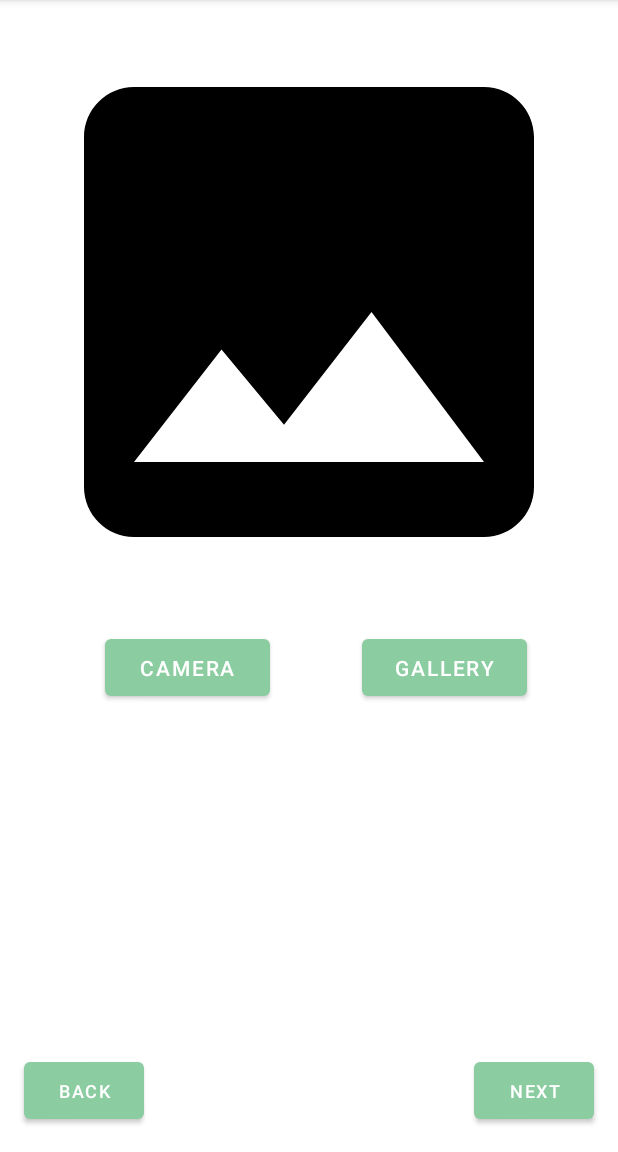
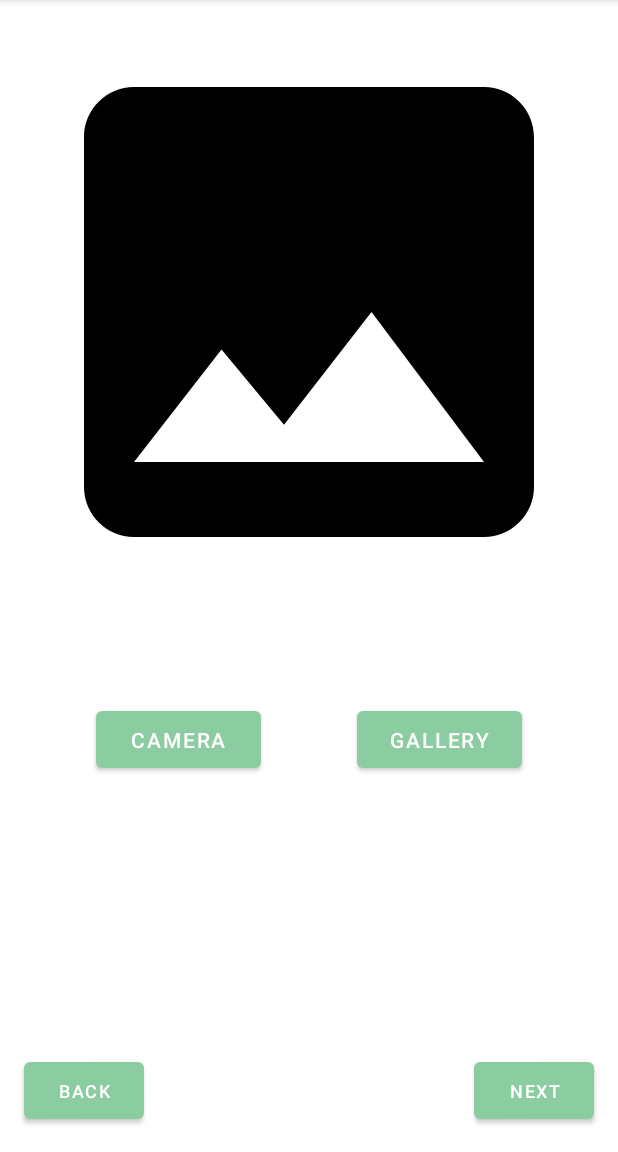
Before and after one commit to Team-Capstone-C23-PS207/FrontEnd_Android_Repository, an Android app: the ScanningActivity screen opened directly, with no data from a screen before it, on a phone screen of 412 x 824 dp, the part 84-1236 px from its top. Run offline under Robolectric (Android 15) with nearby library versions, the phone set to English and light mode, and no system bars; pictures from the network do not load.

Commit message:
changes made

```diff
--- a/app/build.gradle
+++ b/app/build.gradle
@@ -16,6 +16,7 @@ android {
         versionName "1.0"
 
         testInstrumentationRunner "androidx.test.runner.AndroidJUnitRunner"
+        buildConfigField("String", "BASE_URL", '"https://"')
     }
 
     buildTypes {
@@ -56,4 +57,9 @@ dependencies {
     implementation 'com.google.firebase:firebase-analytics-ktx'
     implementation 'com.google.firebase:firebase-auth-ktx'
     implementation platform('com.google.firebase:firebase-bom:31.5.0')
+
+    //Retrofit
+    implementation 'com.squareup.retrofit2:retrofit:2.9.0'
+    implementation "com.squareup.retrofit2:converter-gson:2.9.0"
+    implementation "com.squareup.okhttp3:logging-interceptor:4.9.0"
 }
--- a/app/src/main/java/com/example/scumapps/ui/profile/ProfileFragment.kt
+++ b/app/src/main/java/com/example/scumapps/ui/profile/ProfileFragment.kt
@@ -6,6 +6,8 @@ import androidx.fragment.app.Fragment
 import android.view.LayoutInflater
 import android.view.View
 import android.view.ViewGroup
+import android.widget.Toast
+import com.example.scumapps.R
 import com.example.scumapps.ui.AuthenticationActivity
 import com.example.scumapps.databinding.FragmentProfileBinding
 import com.example.scumapps.ui.login.LoginFragment
@@ -48,7 +50,9 @@ class ProfileFragment : Fragment() {
 
         binding.logoutBtn.setOnClickListener{
             auth.signOut()
-            startActivity(Intent(activity, AuthenticationActivity::class.java))
+            startActivity(Intent(activity, AuthenticationActivity::class.java).setFlags(Intent.FLAG_ACTIVITY_CLEAR_TOP))
+            requireActivity().finish()
+            Toast.makeText(requireContext(), getString(R.string.logout_success), Toast.LENGTH_SHORT).show()
         }
     }
 
--- a/app/src/main/res/layout/activity_scanning.xml
+++ b/app/src/main/res/layout/activity_scanning.xml
@@ -23,20 +23,18 @@
         android:id="@+id/cameraButton"
         android:layout_width="110dp"
         android:layout_height="50dp"
-        android:layout_marginStart="70dp"
-        android:layout_marginTop="12dp"
+        android:layout_marginTop="60dp"
         android:text="@string/camera"
         android:textSize="14sp"
         app:layout_constraintStart_toStartOf="parent"
-        app:layout_constraintTop_toBottomOf="@id/previewImageView" />
+        app:layout_constraintTop_toBottomOf="@id/previewImageView"
+        app:layout_constraintEnd_toStartOf="@id/galleryButton"/>
 
     <Button
         android:id="@+id/galleryButton"
         android:layout_width="110dp"
         android:layout_height="50dp"
-        android:layout_marginStart="70dp"
-        android:layout_marginTop="12dp"
-        android:layout_marginEnd="70dp"
+        android:layout_marginTop="60dp"
         android:text="@string/gallery"
         android:textSize="14sp"
         app:layout_constraintEnd_toEndOf="parent"
--- a/app/src/main/res/values/strings.xml
+++ b/app/src/main/res/values/strings.xml
@@ -20,4 +20,5 @@
     <string name="no_permission">" Didn't get permission"</string>
     <string name="backhome">Back To Home</string>
     <string name="cara">Cara Mengolah :</string>
+    <string name="logout_success">You have been successfully logout. Back to login page</string>
 </resources>
```
Also changed, not shown: app/src/main/java/com/example/scumapps/service/ApiConfig.kt (added, +25 -0 lines), app/src/main/java/com/example/scumapps/service/ApiService.kt (added, +18 -0 lines), app/src/main/java/com/example/scumapps/ui/login/LoginFragment.kt (+14 -0 lines), app/src/main/java/com/example/scumapps/ui/register/RegisterFragment.kt (+12 -0 lines), app/src/main/java/com/example/scumapps/ui/scan/ScanningViewModel.kt (added, +7 -0 lines), 1 other file.
